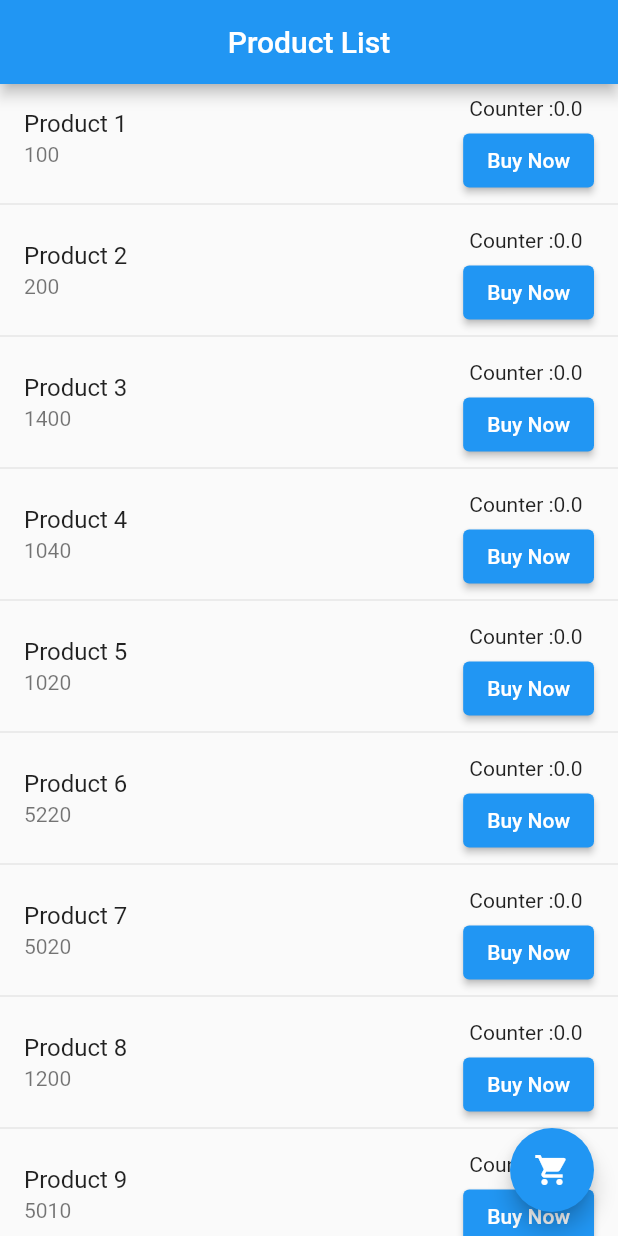
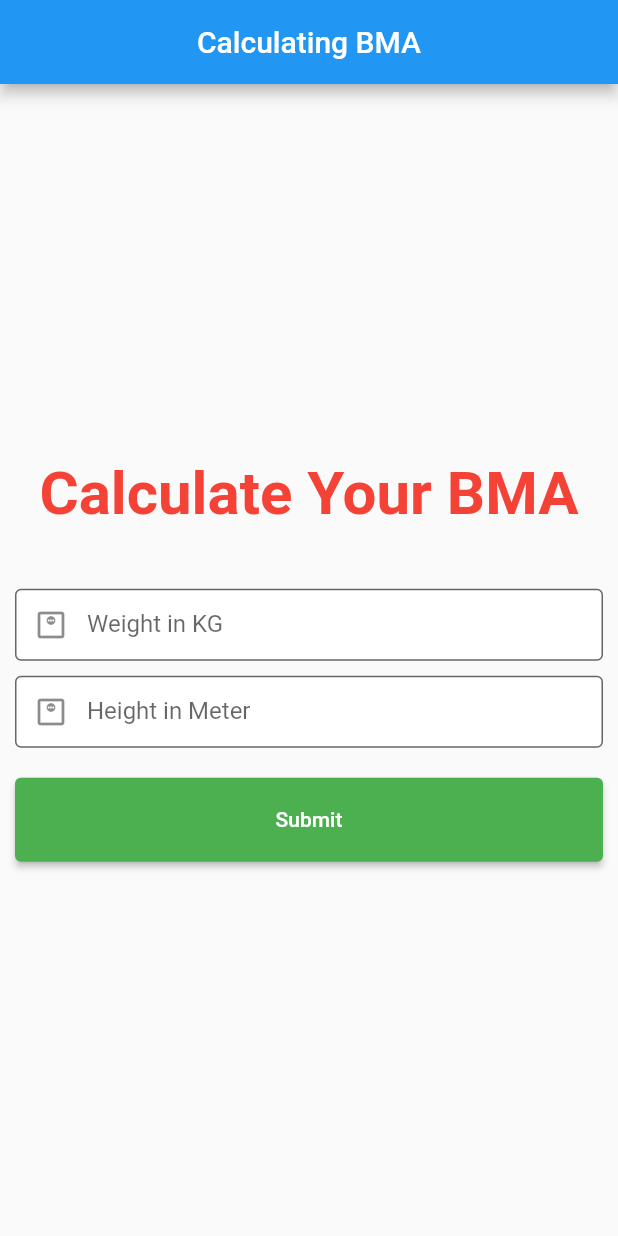
Before and after one commit to shahriartoky0/module_7, a Flutter app: the screen it shows after launch, on a phone screen of 412 x 824 dp. Run offline on Flutter 3.47's test engine with Material 2 defaults, Android fonts, the phone set to English and light mode, and no system bars.

Commit message:
form_handle

```diff
--- a/lib/main.dart
+++ b/lib/main.dart
@@ -1,105 +1,91 @@
 import 'package:flutter/cupertino.dart';
 import 'package:flutter/material.dart';
-import 'package:flutter/rendering.dart';
+import 'package:module_7/style.dart';
 
 void main ()
 {
   runApp(MyApp());
 }
+class MyApp extends StatelessWidget{
+  const MyApp({super.key});
 
-class MyApp extends StatelessWidget{
   @override
   Widget build(BuildContext context) {
-    return MaterialApp(title: 'Shopping', home: HomeScreen(),debugShowCheckedModeBanner: false,);
+   return MaterialApp(title: 'Form Handling',home: HomeScreen(),);
   }
 
 }
+class HomeScreen extends StatefulWidget{
+  @override
+  State<StatefulWidget> createState() {
+    return _HomeScreenUI();
+  }
+}
+class _HomeScreenUI extends State<HomeScreen>
+{
+  double calculated_bmi =0;
+  Map<String , double > bma = {'weight' : 0, 'height' : 0,} ;
+  InputonChange (inputKey, inputValue) {
+    bma.update(inputKey, (value) => double.parse(inputValue));
+  }
+  calculate_bmi (){
+    calculated_bmi = bma['weight']!/ bma['height']!;
 
-class HomeScreen extends StatefulWidget {
-
-
-  List <dynamic> productDetails =[
-    { 'name' : 'Product 1' , 'price' : "100", 'counter': 0},
-    { 'name' : 'Product 2' , 'price' : "200",'counter': 0},
-    { 'name' : 'Product 3' , 'price' : "1400",'counter': 0},
-    { 'name' : 'Product 4' , 'price' : "1040",'counter': 0},
-    { 'name' : 'Product 5' , 'price' : "1020",'counter': 0},
-    { 'name' : 'Product 6' , 'price' : "5220",'counter': 0},
-    { 'name' : 'Product 7' , 'price' : "5020",'counter': 0},
-    { 'name' : 'Product 8' , 'price' : "1200",'counter': 0},
-    { 'name' : 'Product 9' , 'price' : "5010",'counter': 0},
-    { 'name' : 'Product 10' , 'price' : "5050",'counter': 0},
-    { 'name' : 'Product 11' , 'price' : "570",'counter': 0},
-    { 'name' : 'Product 12' , 'price' : "800",'counter': 0},
-    { 'name' : 'Product 13' , 'price' : "6500",'counter': 0},
-    { 'name' : 'Product 14' , 'price' : "5560",'counter': 0},
-
-  ] ;
-
-  @override
-  State<HomeScreen> createState() => _HomeScreenState();
   }
-
-class _HomeScreenState extends State<HomeScreen> {
-    double counter = 0;//setting counter value to 0
   @override
   Widget build(BuildContext context) {
-    //function to show alertDialog
-    MyAlertDialog(context,productName)
-    {
-      return showDialog(context: context, builder: (BuildContext context){return Expanded(child: AlertDialog(title: const Text('Congratulations!'),
-      content: Text("You've bought 5 $productName "),actions: [ElevatedButton(onPressed: (){Navigator.pop(context);}, child: const Text('OK'))],));});
-    }
+
    return Scaffold(
-      appBar: AppBar(title: const Text('Product List'),
-      centerTitle: true,),
+     appBar: AppBar(title: const Text("Calculating BMA"),centerTitle: true,),
      body:
-      ListView.separated(itemBuilder: (context , index){
-      // int productCounter = widget.productDetails[index]['counter'];
-        return ListTile(
-          title: Text(widget.productDetails[index]['name']),
-        subtitle: Text(widget.productDetails[index]['price']),
-
-          trailing: Column(
+     Center(
+       child: Container(margin: const EdgeInsets.fromLTRB(10, 5, 10, 5),
+         width: 500,
+         child: Column(
+           mainAxisAlignment: MainAxisAlignment.center,
            children: [
-              Text('Counter :$counter '),
-              const SizedBox(height: 3),
-              ElevatedButton(onPressed: (){
-
-               setState(() {counter++;
-               widget.productDetails[index]['counter']++;
-
-               if (widget.productDetails[index]['counter']==5)
-               {
-                 MyAlertDialog(context,widget.productDetails[index]['name']);
-                 widget.productDetails[index]['counter'] = 0 ;
-               }});
-                print(counter);
-                print(widget.productDetails[index]['counter']);
-              },child: const Text('Buy Now'),),
-            ],
+             Text('Calculate Your BMA',style: HeadlineText(),),
+             SizedBox(height: 40,),
+           TextFormField(onChanged: (value){InputonChange('weight',value);setState(() {});},decoration: AppInputDecoration('Weight in KG'),),
+           SizedBox(height: 10,),
+           TextFormField(onChanged: (value){InputonChange('height',value);setState(() {});},decoration: AppInputDecoration('Height in Meter'),),
+           SizedBox(height: 20,),
+           Container(width:double.infinity,child: ElevatedButton(onPressed: (){
+             calculate_bmi();
+             setState(() {});
+             Navigator.push(context, MaterialPageRoute(builder: (context)=>BmiShow(bmi_number: calculated_bmi)));
+             },style: AppButtonStyle(), child: const Text('Submit'),))
+         ],),
        ),
-
-        );
-
-      }, separatorBuilder: (context , index){return const Divider();}, itemCount: widget.productDetails.length),
-      floatingActionButton:FloatingActionButton(child: Icon(Icons.shopping_cart),onPressed: (){Navigator.push(context,MaterialPageRoute(builder: (context)=>cartPage(totalProducts: counter,)));},)
+     ),
    );
   }
 }
-class cartPage extends StatelessWidget{
-  double totalProducts =0;
-   cartPage({super.key,required this.totalProducts});
-
+class BmiShow extends StatelessWidget{
+  double bmi_number = 0;
+   BmiShow({super.key, required this.bmi_number});
 
   @override
   Widget build(BuildContext context) {
-    return Scaffold(  appBar: AppBar(title: const Text('Cart'),
-      centerTitle: true,),
+    return Scaffold(
+      appBar: AppBar(title: const Text("Calculating BMA"),centerTitle: true,),
       body: Center(
-        child: Text('Total Products : $totalProducts'),
+        child: Column(
+          children: [
+            if (bmi_number > 25)
+              Text(
+                'Your BMI is $bmi_number, which indicates that you are overweight.',
+                style: TextStyle(fontSize: 20),
               )
-      ,);
+            else
+              Text(
+                'Your BMI is $bmi_number, which is within the healthy range.',
+                style: TextStyle(fontSize: 20),
+              ),
+          ],
+        ),
+      ),
+    );
   }
 
 }
--- /dev/null
+++ b/lib/style.dart
@@ -0,0 +1,24 @@
+import 'package:flutter/material.dart';
+
+InputDecoration AppInputDecoration(label){
+  return InputDecoration(
+    border: OutlineInputBorder(),
+    filled: true,
+    fillColor: Colors.white,
+    contentPadding: EdgeInsets.all(10),
+    prefixIcon: Icon(Icons.monitor_weight_outlined),
+    labelText: label,
+
+  );
+}
+TextStyle HeadlineText (){
+  return TextStyle(fontSize: 40 , fontWeight: FontWeight.w700 ,color: Colors.red);
+}
+
+ButtonStyle AppButtonStyle(){
+  return ElevatedButton.styleFrom(
+    backgroundColor: Colors.green,
+    foregroundColor: Colors.white,
+padding: EdgeInsets.fromLTRB(0, 20, 0, 20)
+  );
+}
```
Also changed, not shown: appview.png (deleted), appview2.png (deleted). Lines whose indentation alone changed are shown as unchanged.
